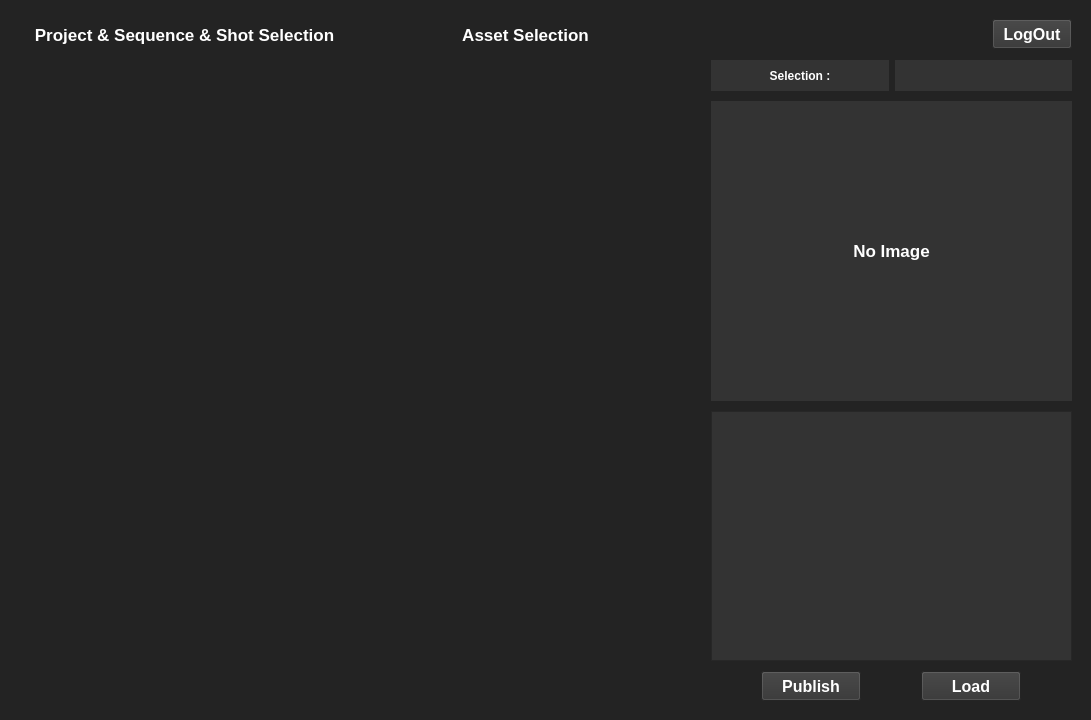
KKW0/pizza_api, file python/PizzaMaya/ui/UI_design/Main.ui: the form before one commit.
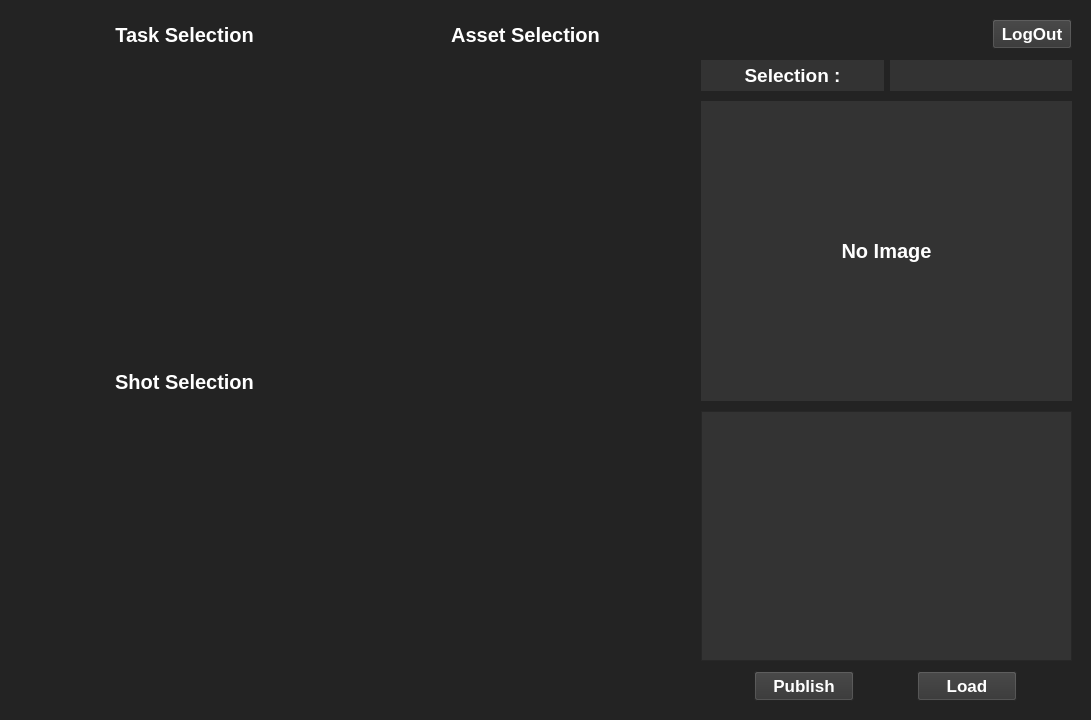
The form after the commit. Icons and pictures are not drawn.

Commit message: ui 파일 교체

```diff
--- a/python/PizzaMaya/ui/UI_design/Main.ui
+++ b/python/PizzaMaya/ui/UI_design/Main.ui
@@ -61,16 +61,6 @@
       <property name="spacing">
        <number>10</number>
       </property>
-      <item row="1" column="1" rowspan="6" colspan="2">
-       <layout class="QVBoxLayout" name="verticalLayout">
-        <property name="leftMargin">
-         <number>0</number>
-        </property>
-        <property name="topMargin">
-         <number>0</number>
-        </property>
-       </layout>
-      </item>
       <item row="1" column="4">
        <layout class="QHBoxLayout" name="horizontalLayout_2">
         <property name="spacing">
@@ -92,6 +82,7 @@
           </property>
           <property name="font">
            <font>
+            <pointsize>14</pointsize>
             <weight>75</weight>
             <bold>true</bold>
            </font>
@@ -127,7 +118,151 @@
         </item>
        </layout>
       </item>
-      <item row="2" column="4" rowspan="5">
+      <item row="0" column="0">
+       <widget class="QLabel" name="label">
+        <property name="sizePolicy">
+         <sizepolicy hsizetype="Minimum" vsizetype="Minimum">
+          <horstretch>0</horstretch>
+          <verstretch>0</verstretch>
+         </sizepolicy>
+        </property>
+        <property name="minimumSize">
+         <size>
+          <width>331</width>
+          <height>25</height>
+         </size>
+        </property>
+        <property name="font">
+         <font>
+          <pointsize>15</pointsize>
+          <weight>75</weight>
+          <bold>true</bold>
+         </font>
+        </property>
+        <property name="text">
+         <string>Task Selection</string>
+        </property>
+        <property name="alignment">
+         <set>Qt::AlignCenter</set>
+        </property>
+       </widget>
+      </item>
+      <item row="0" column="4">
+       <layout class="QHBoxLayout" name="horizontalLayout_3">
+        <property name="bottomMargin">
+         <number>0</number>
+        </property>
+        <item>
+         <spacer name="horizontalSpacer">
+          <property name="orientation">
+           <enum>Qt::Horizontal</enum>
+          </property>
+          <property name="sizeHint" stdset="0">
+           <size>
+            <width>40</width>
+            <height>0</height>
+           </size>
+          </property>
+         </spacer>
+        </item>
+        <item>
+         <widget class="QPushButton" name="Logout_Button">
+          <property name="sizePolicy">
+           <sizepolicy hsizetype="Minimum" vsizetype="Fixed">
+            <horstretch>0</horstretch>
+            <verstretch>0</verstretch>
+           </sizepolicy>
+          </property>
+          <property name="maximumSize">
+           <size>
+            <width>100</width>
+            <height>30</height>
+           </size>
+          </property>
+          <property name="font">
+           <font>
+            <pointsize>13</pointsize>
+            <weight>75</weight>
+            <bold>true</bold>
+           </font>
+          </property>
+          <property name="styleSheet">
+           <string notr="true">background-color: rgb(51, 51, 51);
+color: white;</string>
+          </property>
+          <property name="text">
+           <string>LogOut</string>
+          </property>
+         </widget>
+        </item>
+       </layout>
+      </item>
+      <item row="1" column="1" rowspan="11" colspan="2">
+       <layout class="QVBoxLayout" name="verticalLayout">
+        <property name="spacing">
+         <number>0</number>
+        </property>
+        <property name="leftMargin">
+         <number>0</number>
+        </property>
+        <property name="topMargin">
+         <number>0</number>
+        </property>
+       </layout>
+      </item>
+      <item row="11" column="4">
+       <layout class="QGridLayout" name="gridLayout_3">
+        <item row="0" column="0">
+         <widget class="QPushButton" name="Save_Button">
+          <property name="maximumSize">
+           <size>
+            <width>100</width>
+            <height>30</height>
+           </size>
+          </property>
+          <property name="font">
+           <font>
+            <pointsize>13</pointsize>
+            <weight>75</weight>
+            <bold>true</bold>
+           </font>
+          </property>
+          <property name="styleSheet">
+           <string notr="true">background-color: rgb(51, 51, 51);
+color: white;</string>
+          </property>
+          <property name="text">
+           <string>Publish</string>
+          </property>
+         </widget>
+        </item>
+        <item row="0" column="1">
+         <widget class="QPushButton" name="Load_Button">
+          <property name="maximumSize">
+           <size>
+            <width>100</width>
+            <height>30</height>
+           </size>
+          </property>
+          <property name="font">
+           <font>
+            <pointsize>13</pointsize>
+            <weight>75</weight>
+            <bold>true</bold>
+           </font>
+          </property>
+          <property name="styleSheet">
+           <string notr="true">background-color: rgb(51, 51, 51);
+color: white;</string>
+          </property>
+          <property name="text">
+           <string>Load</string>
+          </property>
+         </widget>
+        </item>
+       </layout>
+      </item>
+      <item row="2" column="4" rowspan="9">
        <layout class="QVBoxLayout" name="verticalLayout_3">
         <property name="spacing">
          <number>10</number>
@@ -160,7 +295,7 @@
           </property>
           <property name="font">
            <font>
-            <pointsize>13</pointsize>
+            <pointsize>15</pointsize>
             <weight>75</weight>
             <bold>true</bold>
            </font>
@@ -219,7 +354,7 @@
         </item>
        </layout>
       </item>
-      <item row="0" column="1">
+      <item row="0" column="1" colspan="2">
        <widget class="QLabel" name="label_2">
         <property name="sizePolicy">
          <sizepolicy hsizetype="Minimum" vsizetype="Minimum">
@@ -235,7 +370,7 @@
         </property>
         <property name="font">
          <font>
-          <pointsize>13</pointsize>
+          <pointsize>15</pointsize>
           <weight>75</weight>
           <bold>true</bold>
          </font>
@@ -248,11 +383,15 @@
         </property>
        </widget>
       </item>
-      <item row="5" column="0" rowspan="2">
-       <layout class="QVBoxLayout" name="verticalLayout3"/>
+      <item row="7" column="0" rowspan="5">
+       <layout class="QVBoxLayout" name="verticalLayout3">
+        <property name="spacing">
+         <number>0</number>
+        </property>
+       </layout>
       </item>
-      <item row="0" column="0">
-       <widget class="QLabel" name="label">
+      <item row="6" column="0">
+       <widget class="QLabel" name="label_3">
         <property name="sizePolicy">
          <sizepolicy hsizetype="Minimum" vsizetype="Minimum">
           <horstretch>0</horstretch>
@@ -265,125 +404,32 @@
           <height>31</height>
          </size>
         </property>
+        <property name="maximumSize">
+         <size>
+          <width>331</width>
+          <height>31</height>
+         </size>
+        </property>
         <property name="font">
          <font>
-          <pointsize>13</pointsize>
+          <pointsize>15</pointsize>
           <weight>75</weight>
           <bold>true</bold>
          </font>
         </property>
         <property name="text">
-         <string>Project &amp; Sequence &amp; Shot Selection</string>
+         <string>Shot Selection</string>
         </property>
         <property name="alignment">
          <set>Qt::AlignCenter</set>
         </property>
        </widget>
       </item>
-      <item row="9" column="4">
-       <layout class="QGridLayout" name="gridLayout_3">
-        <item row="0" column="0">
-         <widget class="QPushButton" name="Save_Button">
-          <property name="maximumSize">
-           <size>
-            <width>100</width>
-            <height>30</height>
-           </size>
-          </property>
-          <property name="font">
-           <font>
-            <pointsize>12</pointsize>
-            <weight>75</weight>
-            <bold>true</bold>
-           </font>
-          </property>
-          <property name="styleSheet">
-           <string notr="true">background-color: rgb(51, 51, 51);
-color: white;</string>
-          </property>
-          <property name="text">
-           <string>Publish</string>
-          </property>
-         </widget>
-        </item>
-        <item row="0" column="1">
-         <widget class="QPushButton" name="Load_Button">
-          <property name="maximumSize">
-           <size>
-            <width>100</width>
-            <height>30</height>
-           </size>
-          </property>
-          <property name="font">
-           <font>
-            <pointsize>12</pointsize>
-            <weight>75</weight>
-            <bold>true</bold>
-           </font>
-          </property>
-          <property name="styleSheet">
-           <string notr="true">background-color: rgb(51, 51, 51);
-color: white;</string>
-          </property>
-          <property name="text">
-           <string>Load</string>
-          </property>
-         </widget>
-        </item>
-       </layout>
-      </item>
-      <item row="0" column="4">
-       <layout class="QHBoxLayout" name="horizontalLayout_3">
-        <property name="bottomMargin">
-         <number>0</number>
-        </property>
-        <item>
-         <spacer name="horizontalSpacer">
-          <property name="orientation">
-           <enum>Qt::Horizontal</enum>
-          </property>
-          <property name="sizeHint" stdset="0">
-           <size>
-            <width>40</width>
-            <height>0</height>
-           </size>
-          </property>
-         </spacer>
-        </item>
-        <item>
-         <widget class="QPushButton" name="Logout_Button">
-          <property name="sizePolicy">
-           <sizepolicy hsizetype="Minimum" vsizetype="Fixed">
-            <horstretch>0</horstretch>
-            <verstretch>0</verstretch>
-           </sizepolicy>
-          </property>
-          <property name="maximumSize">
-           <size>
-            <width>100</width>
-            <height>30</height>
-           </size>
-          </property>
-          <property name="font">
-           <font>
-            <pointsize>12</pointsize>
-            <weight>75</weight>
-            <bold>true</bold>
-           </font>
-          </property>
-          <property name="styleSheet">
-           <string notr="true">background-color: rgb(51, 51, 51);
-color: white;</string>
-          </property>
-          <property name="text">
-           <string>LogOut</string>
-          </property>
-         </widget>
-        </item>
-       </layout>
-      </item>
-      <item row="1" column="0" rowspan="4">
+      <item row="1" column="0" rowspan="5">
        <layout class="QVBoxLayout" name="verticalLayout2">
+        <property name="spacing">
+         <number>0</number>
+        </property>
         <property name="leftMargin">
          <number>0</number>
         </property>
```
Left out of the diff: 6 changed lines with no effect on the pictures. The commit also changes 3 other files.
